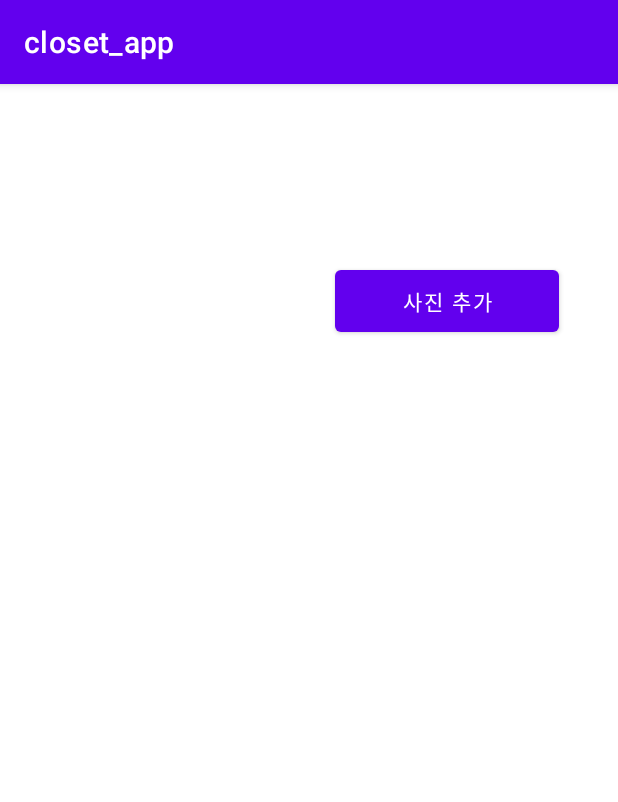
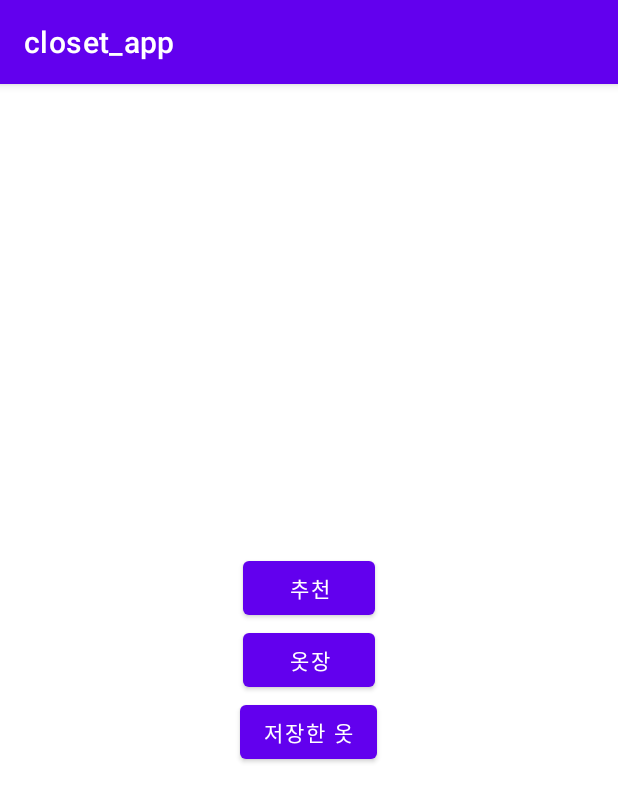
Before and after one commit to amykim928/GraduationProject, an Android app: the screen it shows after launch (MainActivity), on a phone screen of 412 x 824 dp. Shown: the top 802 px of the screen. Run offline under Robolectric (Android 15) with nearby library versions, the phone set to English and light mode, and no system bars.

Commit message:
use butttons instead of botton navigation bar

```diff
--- a/app/src/main/java/com/example/closet_app/MainActivity.kt
+++ b/app/src/main/java/com/example/closet_app/MainActivity.kt
@@ -1,75 +1,42 @@
 package com.example.closet_app
 
-import android.Manifest
+
 import android.content.Intent
-import android.content.pm.PackageManager
-import android.net.Uri
-import android.os.Build
 import android.os.Bundle
 import android.view.View
 import android.widget.Button
-import android.widget.TextView
 import androidx.appcompat.app.AppCompatActivity
-import androidx.core.app.ActivityCompat
-import androidx.core.content.ContextCompat
-import androidx.recyclerview.widget.GridLayoutManager
-import androidx.recyclerview.widget.RecyclerView
+import com.example.closet_app.R.layout.activity_main
+
 
 class MainActivity : AppCompatActivity() {
-    var recyclerView: RecyclerView? = null
-    var textView: TextView? = null
-    var pick: Button? = null
-    var uri = ArrayList<Uri>()
-    var adapter: RecyclerAdapter? = null
     override fun onCreate(savedInstanceState: Bundle?) {
         super.onCreate(savedInstanceState)
-        setContentView(R.layout.activity_main)
-        textView = findViewById(R.id.totalPhotos)
-        recyclerView = findViewById(R.id.recyclerView)
-        pick = findViewById(R.id.pick)
-        adapter = RecyclerAdapter(uri)
-        recyclerView?.setLayoutManager(GridLayoutManager(this@MainActivity, 4))
-        recyclerView?.setAdapter(adapter)
-        if (ContextCompat.checkSelfPermission(
-                this@MainActivity,
-                Manifest.permission.READ_EXTERNAL_STORAGE
-            ) != PackageManager.PERMISSION_GRANTED
-        ) {
-            ActivityCompat.requestPermissions(
-                this@MainActivity,
-                arrayOf(Manifest.permission.READ_EXTERNAL_STORAGE),
-                Read_Permission
-            )
+        setContentView(activity_main)
+
+        val recommend: Button = findViewById<View>(R.id.recommend) as Button
+        val closet: Button = findViewById<View>(R.id.closet) as Button
+        val savedCloth: Button = findViewById<View>(R.id.savedCloth) as Button
+
+        recommend.setOnClickListener {
+            val myIntent = Intent(this, RecommendActivity::class.java)
+            startActivity(myIntent)
         }
-        pick?.setOnClickListener(View.OnClickListener {
-            val intent = Intent()
-            intent.type = "image/*"
-            if (Build.VERSION.SDK_INT >= Build.VERSION_CODES.JELLY_BEAN_MR2) {
-                intent.putExtra(Intent.EXTRA_ALLOW_MULTIPLE, true)
-            }
-            intent.action = Intent.ACTION_GET_CONTENT
-            startActivityForResult(Intent.createChooser(intent, "Select Picture"), 1)
-        })
-    }
 
-    override fun onActivityResult(requestCode: Int, resultCode: Int, data: Intent?) {
-        super.onActivityResult(requestCode, resultCode, data)
-        if (requestCode == 1 && resultCode == RESULT_OK) {
-            if (data!!.clipData != null) {
-                val x = data.clipData!!.itemCount
-                for (i in 0 until x) {
-                    uri.add(data.clipData!!.getItemAt(i).uri)
-                }
-                adapter!!.notifyDataSetChanged()
-                textView!!.text = "옷장(" + uri.size + ")"
-            } else if (data.data != null) {
-                val imageURL = data.data!!.path
-                uri.add(Uri.parse(imageURL))
-            }
+        closet.setOnClickListener {
+
+            // 이동할 액티비티 경로 잡기
+            val myIntent = Intent(this, ClosetActivity::class.java)
+
+            // 이동하기
+            startActivity(myIntent)
+
         }
-    }
 
-    companion object {
-        private const val Read_Permission = 101
+        savedCloth.setOnClickListener {
+            val myIntent = Intent(this, SavedClothActivity::class.java)
+            startActivity(myIntent)
+        }
+
     }
 }
--- a/app/src/main/res/layout/activity_main.xml
+++ b/app/src/main/res/layout/activity_main.xml
@@ -1,47 +1,36 @@
 <?xml version="1.0" encoding="utf-8"?>
-<androidx.constraintlayout.widget.ConstraintLayout xmlns:android="http://schemas.android.com/apk/res/android"
+<LinearLayout xmlns:android="http://schemas.android.com/apk/res/android"
     xmlns:app="http://schemas.android.com/apk/res-auto"
     xmlns:tools="http://schemas.android.com/tools"
     android:layout_width="match_parent"
     android:layout_height="match_parent"
+    android:orientation="vertical"
+    android:padding="15dp"
+    android:gravity="center"
     tools:context=".MainActivity">
 
+    <Button
+        android:id="@+id/recommend"
+        android:layout_width="wrap_content"
+        android:layout_height="wrap_content"
+        android:text="추천"
+        tools:layout_editor_absoluteX="158dp"
+        tools:layout_editor_absoluteY="174dp" />
 
     <Button
-        android:id="@+id/pick"
-        android:layout_width="149dp"
-        android:layout_height="53dp"
-        android:layout_marginTop="8dp"
-        android:layout_marginEnd="39dp"
-        android:layout_marginBottom="14dp"
-        android:text="사진 추가"
-        app:layout_constraintBottom_toTopOf="@+id/recyclerView"
-        app:layout_constraintEnd_toEndOf="parent"
-        app:layout_constraintStart_toEndOf="@+id/totalPhotos"
-        app:layout_constraintTop_toTopOf="@+id/totalPhotos"
-        tools:ignore="MissingConstraints" />
+        android:id="@+id/closet"
+        android:layout_width="wrap_content"
+        android:layout_height="wrap_content"
+        android:text="옷장"
+        tools:layout_editor_absoluteX="158dp"
+        tools:layout_editor_absoluteY="320dp" />
 
-    <TextView
-        android:id="@+id/totalPhotos"
-        android:layout_width="0dp"
-        android:layout_height="0dp"
-        android:layout_marginStart="16dp"
-        android:layout_marginTop="73dp"
-        android:layout_marginEnd="45dp"
-        android:layout_marginBottom="2dp"
-        app:layout_constraintBottom_toTopOf="@+id/recyclerView"
-        app:layout_constraintEnd_toStartOf="@+id/pick"
-        app:layout_constraintStart_toStartOf="parent"
-        app:layout_constraintTop_toTopOf="parent"
-        tools:ignore="MissingConstraints" />
+    <Button
+        android:id="@+id/savedCloth"
+        android:layout_width="wrap_content"
+        android:layout_height="wrap_content"
+        android:text="저장한 옷"
+        tools:layout_editor_absoluteX="158dp"
+        tools:layout_editor_absoluteY="463dp" />
 
-    <androidx.recyclerview.widget.RecyclerView
-        android:id="@+id/recyclerView"
-        android:layout_width="408dp"
-        android:layout_height="546dp"
-        app:layout_constraintBottom_toBottomOf="parent"
-        app:layout_constraintEnd_toEndOf="parent"
-        app:layout_constraintStart_toStartOf="parent"
-        app:layout_constraintTop_toBottomOf="@+id/totalPhotos"
-        tools:ignore="MissingConstraints" />
-</androidx.constraintlayout.widget.ConstraintLayout>
+</LinearLayout>
```
Also changed, not shown: app/src/main/AndroidManifest.xml (+15 -5 lines), app/src/main/java/com/example/closet_app/ClosetActivity.kt (added, +85 -0 lines), app/src/main/java/com/example/closet_app/RecommendActivity.kt (added, +20 -0 lines), app/src/main/java/com/example/closet_app/SavedClothActivity.kt (added, +20 -0 lines), app/src/main/res/layout/activity_closet.xml (added, +64 -0 lines), app/src/main/res/layout/activity_recommend.xml (added, +29 -0 lines), app/src/main/res/layout/activity_saved_cloth.xml (added, +24 -0 lines).
